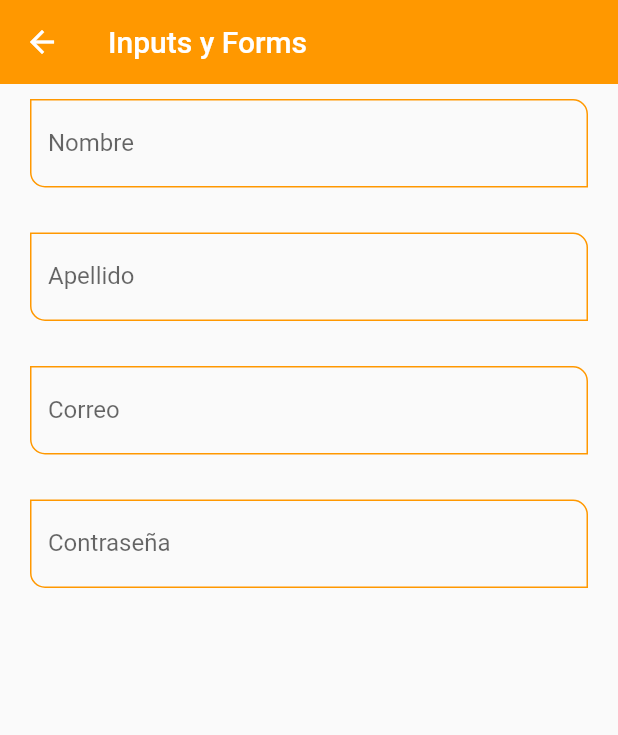
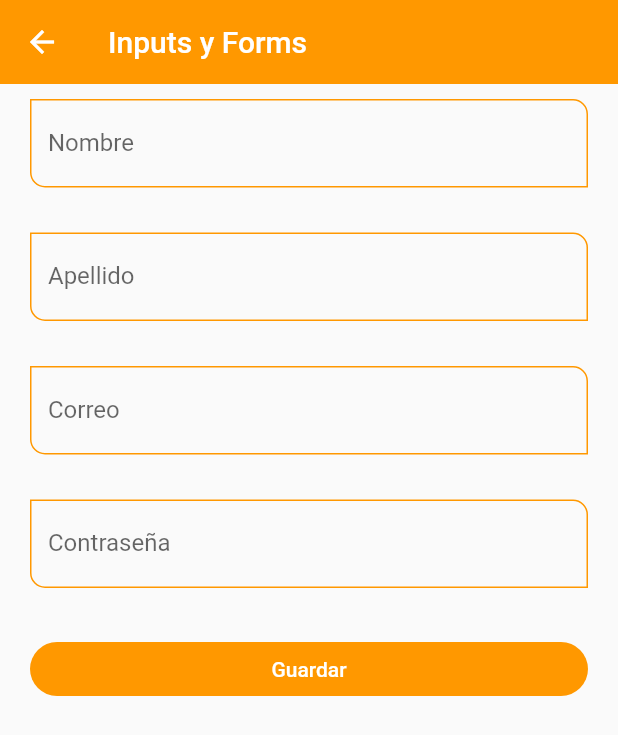
Before and after one commit to misael-reyes/curso_flutter, a Flutter app: the InputsScreen screen opened by its route, on a phone screen of 412 x 824 dp. Shown: the top 735 px of the screen. Run offline on Flutter 3.47's test engine with Material 2 defaults, Android fonts, the phone set to English and light mode, and no system bars.

```diff
--- a/fl_components/lib/screens/inputs_screen.dart
+++ b/fl_components/lib/screens/inputs_screen.dart
@@ -6,6 +6,17 @@ class InputsScreen extends StatelessWidget {
 
   @override
   Widget build(BuildContext context) {
+    // esto es para guardar los estados del formulario
+    final GlobalKey<FormState> myFormKey = GlobalKey<FormState>();
+
+    final Map<String, String> formValues = {
+      'first_name': 'Misael',
+      'last_name': 'Reyes',
+      'email': 'misael@gmail.com',
+      'password': 'misael',
+      'role': 'Admin',
+    };
+
     return Scaffold(
       appBar: AppBar(
         title: const Text('Inputs y Forms'),
@@ -16,31 +27,51 @@ class InputsScreen extends StatelessWidget {
       body: SingleChildScrollView(
         child: Padding(
           padding: const EdgeInsets.symmetric(horizontal: 20, vertical: 10),
+          child: Form(
+            key: myFormKey,
             child: Column(
-            children: const [
+              children: [
                 /// como vamos a usar varios TextFormField, es mejor crear nuestro
                 /// propio Widget para poder personalizarlo de la misma maneras que
                 /// el resto
-              CustomImputField(
+                const CustomImputField(
                     labelText: 'Nombre', hintText: 'Nombre de usuario'),
-              SizedBox(height: 30),
+                const SizedBox(height: 30),
 
-              CustomImputField(
+                const CustomImputField(
                     labelText: 'Apellido', hintText: 'Apellido de usuario'),
-              SizedBox(height: 30),
+                const SizedBox(height: 30),
 
-              CustomImputField(
+                const CustomImputField(
                     labelText: 'Correo',
                     hintText: 'Correo del usuario',
                     textInputType: TextInputType.emailAddress),
-              SizedBox(height: 30),
+                const SizedBox(height: 30),
 
-              CustomImputField(
+                const CustomImputField(
                     labelText: 'Contraseña',
                     hintText: 'Contraseña del usuario',
                     isPassword: true),
-              SizedBox(height: 30),
+                const SizedBox(height: 30),
+
+                ElevatedButton(
+                  onPressed: () {
+                    if (!myFormKey.currentState!.validate()) {
+                      // esto no es valido
+                      print('el fomulario no es valido');
+                      return;
+                    }
+
+                    // de mientras ocultamos el teclado
+                    FocusScope.of(context).requestFocus(FocusNode());
+                  },
+                  child: const SizedBox(
+                    width: double.infinity,
+                    child: Center(child: Text('Guardar')),
+                  ),
+                )
               ],
+            ),
           ),
         ),
       ),
--- a/fl_components/lib/widgets/custom_input_field.dart
+++ b/fl_components/lib/widgets/custom_input_field.dart
@@ -12,8 +12,8 @@ class CustomImputField extends StatelessWidget {
   final TextInputType? textInputType;
   final bool isPassword;
 
-  const CustomImputField(
-      {Key? key,
+  const CustomImputField({
+    Key? key,
     this.hintText,
     this.labelText,
     this.helperText,
@@ -21,8 +21,8 @@ class CustomImputField extends StatelessWidget {
     this.suffixIcon,
     this.icon,
     this.textInputType,
-      this.isPassword = false,})
-      : super(key: key);
+    this.isPassword = false,
+  }) : super(key: key);
 
   @override
   Widget build(BuildContext context) {
```
Lines whose indentation alone changed are shown as unchanged.
